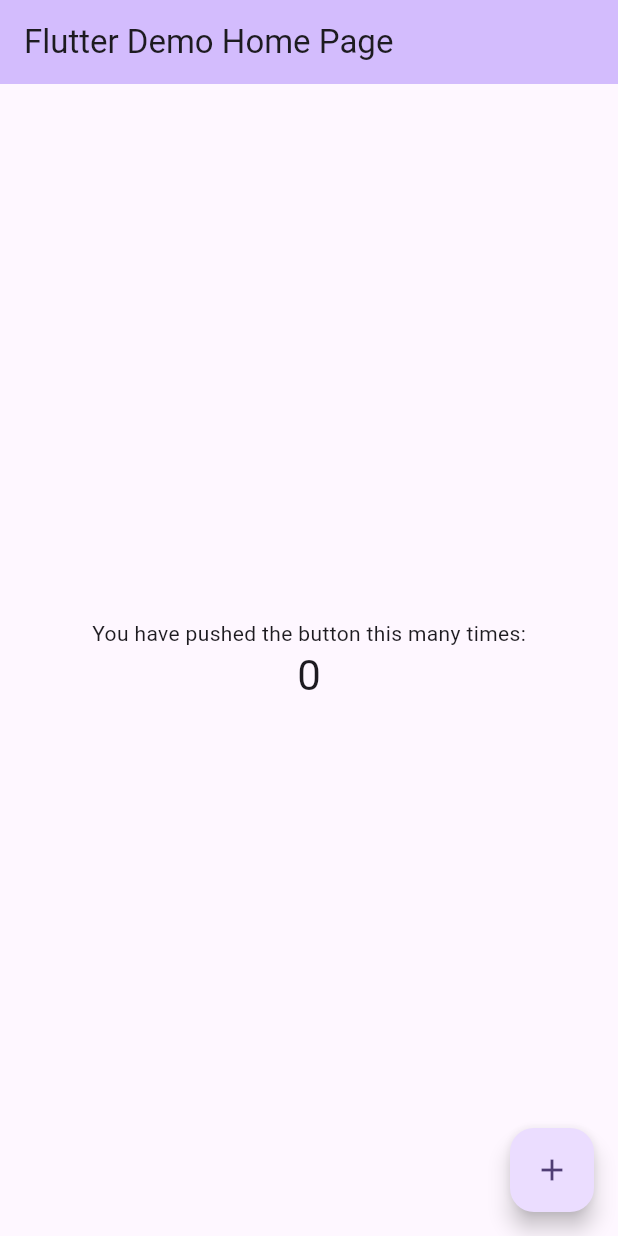
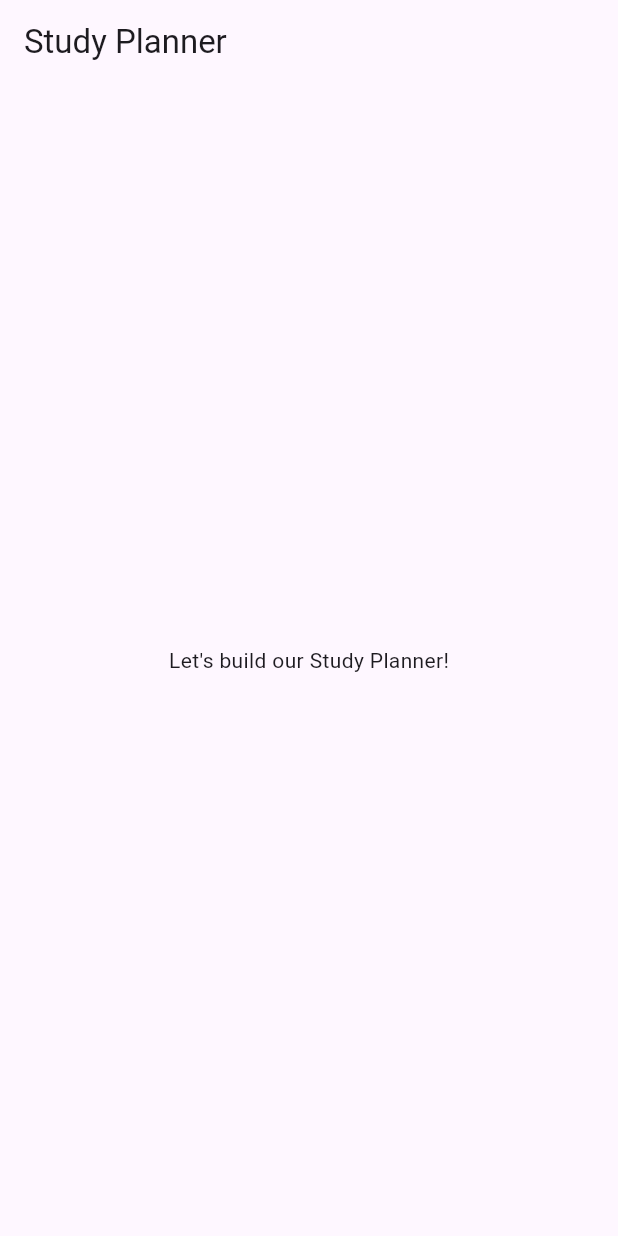
Before and after one commit to Dushimepaulette1/study_planner_app, a Flutter app: the screen it shows after launch, on a phone screen of 412 x 824 dp. Run offline on Flutter 3.47's test engine with Material 3 defaults, Android fonts, the phone set to English and light mode, and no system bars.

Commit message:
added a main screen template

```diff
--- a/lib/main.dart
+++ b/lib/main.dart
@@ -1,122 +1,35 @@
 import 'package:flutter/material.dart';
 
 void main() {
-  runApp(const MyApp());
+  runApp(const StudyPlanner());
 }
 
-class MyApp extends StatelessWidget {
-  const MyApp({super.key});
+class StudyPlanner extends StatelessWidget {
+  const StudyPlanner({super.key});
 
-  // This widget is the root of your application.
   @override
   Widget build(BuildContext context) {
     return MaterialApp(
-      title: 'Flutter Demo',
-      theme: ThemeData(
-        // This is the theme of your application.
-        //
-        // TRY THIS: Try running your application with "flutter run". You'll see
-        // the application has a purple toolbar. Then, without quitting the app,
-        // try changing the seedColor in the colorScheme below to Colors.green
-        // and then invoke "hot reload" (save your changes or press the "hot
-        // reload" button in a Flutter-supported IDE, or press "r" if you used
-        // the command line to start the app).
-        //
-        // Notice that the counter didn't reset back to zero; the application
-        // state is not lost during the reload. To reset the state, use hot
-        // restart instead.
-        //
-        // This works for code too, not just values: Most code changes can be
-        // tested with just a hot reload.
-        colorScheme: ColorScheme.fromSeed(seedColor: Colors.deepPurple),
-      ),
-      home: const MyHomePage(title: 'Flutter Demo Home Page'),
+      title: 'Study Planner',
+      theme: ThemeData(primarySwatch: Colors.blue, useMaterial3: true),
+      home: const MainScreen(),
     );
   }
 }
 
-class MyHomePage extends StatefulWidget {
-  const MyHomePage({super.key, required this.title});
-
-  // This widget is the home page of your application. It is stateful, meaning
-  // that it has a State object (defined below) that contains fields that affect
-  // how it looks.
-
-  // This class is the configuration for the state. It holds the values (in this
-  // case the title) provided by the parent (in this case the App widget) and
-  // used by the build method of the State. Fields in a Widget subclass are
-  // always marked "final".
-
-  final String title;
+class MainScreen extends StatefulWidget {
+  const MainScreen({super.key});
 
   @override
-  State<MyHomePage> createState() => _MyHomePageState();
+  State<MainScreen> createState() => _MainScreenState();
 }
 
-class _MyHomePageState extends State<MyHomePage> {
-  int _counter = 0;
-
-  void _incrementCounter() {
-    setState(() {
-      // This call to setState tells the Flutter framework that something has
-      // changed in this State, which causes it to rerun the build method below
-      // so that the display can reflect the updated values. If we changed
-      // _counter without calling setState(), then the build method would not be
-      // called again, and so nothing would appear to happen.
-      _counter++;
-    });
-  }
-
+class _MainScreenState extends State<MainScreen> {
   @override
   Widget build(BuildContext context) {
-    // This method is rerun every time setState is called, for instance as done
-    // by the _incrementCounter method above.
-    //
-    // The Flutter framework has been optimized to make rerunning build methods
-    // fast, so that you can just rebuild anything that needs updating rather
-    // than having to individually change instances of widgets.
     return Scaffold(
-      appBar: AppBar(
-        // TRY THIS: Try changing the color here to a specific color (to
-        // Colors.amber, perhaps?) and trigger a hot reload to see the AppBar
-        // change color while the other colors stay the same.
-        backgroundColor: Theme.of(context).colorScheme.inversePrimary,
-        // Here we take the value from the MyHomePage object that was created by
-        // the App.build method, and use it to set our appbar title.
-        title: Text(widget.title),
-      ),
-      body: Center(
-        // Center is a layout widget. It takes a single child and positions it
-        // in the middle of the parent.
-        child: Column(
-          // Column is also a layout widget. It takes a list of children and
-          // arranges them vertically. By default, it sizes itself to fit its
-          // children horizontally, and tries to be as tall as its parent.
-          //
-          // Column has various properties to control how it sizes itself and
-          // how it positions its children. Here we use mainAxisAlignment to
-          // center the children vertically; the main axis here is the vertical
-          // axis because Columns are vertical (the cross axis would be
-          // horizontal).
-          //
-          // TRY THIS: Invoke "debug painting" (choose the "Toggle Debug Paint"
-          // action in the IDE, or press "p" in the console), to see the
-          // wireframe for each widget.
-          mainAxisAlignment: MainAxisAlignment.center,
-          children: <Widget>[
-            const Text('You have pushed the button this many times:'),
-            Text(
-              '$_counter',
-              style: Theme.of(context).textTheme.headlineMedium,
-            ),
-          ],
-        ),
-      ),
-      floatingActionButton: FloatingActionButton(
-        onPressed: _incrementCounter,
-        tooltip: 'Increment',
-        child: const Icon(Icons.add),
-      ), // This trailing comma makes auto-formatting nicer for build methods.
+      appBar: AppBar(title: const Text('Study Planner')),
+      body: const Center(child: Text('Let\'s build our Study Planner!')),
     );
   }
 }
```
